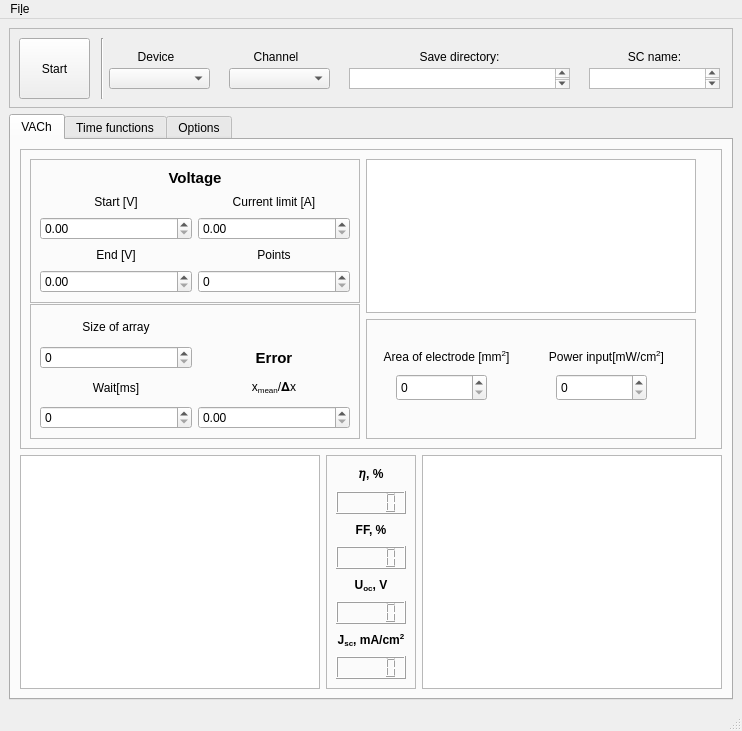
userIsTaken/SolarVACh, file GUI/Solar.ui: the form before one commit.
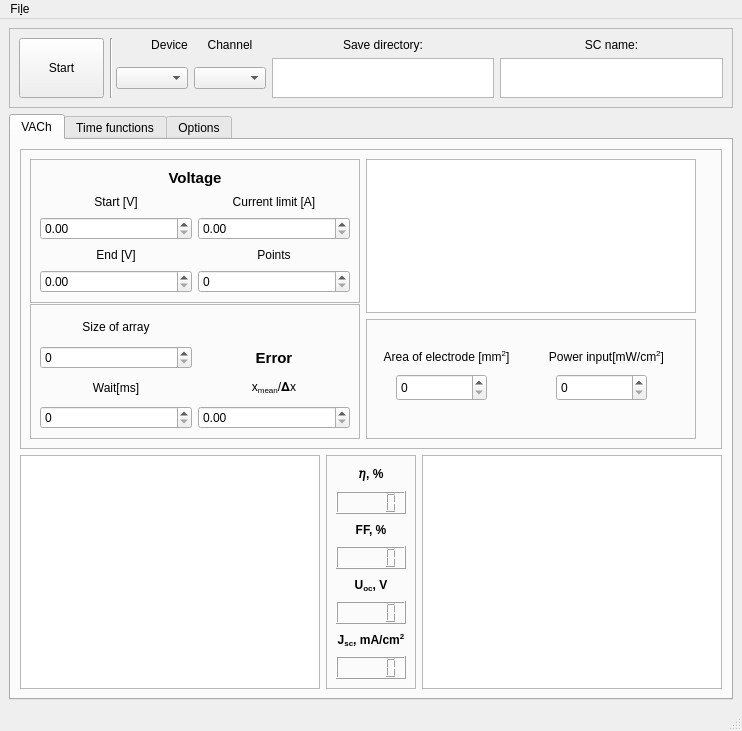
The form after the commit. The open tabs and pages were chosen to show the change. Custom widgets are drawn as their Qt base class.

Commit message: HW functions

Diff of the .ui file:
```diff
--- a/GUI/Solar.ui
+++ b/GUI/Solar.ui
@@ -41,77 +41,39 @@
       <property name="frameShadow">
        <enum>QFrame::Raised</enum>
       </property>
+      <layout class="QGridLayout" name="gridLayout_10">
+       <item row="0" column="0" rowspan="2">
       <widget class="QPushButton" name="pushButton">
-       <property name="geometry">
-        <rect>
-         <x>10</x>
-         <y>10</y>
-         <width>71</width>
-         <height>61</height>
-        </rect>
+         <property name="minimumSize">
+          <size>
+           <width>85</width>
+           <height>60</height>
+          </size>
        </property>
        <property name="text">
         <string>Start</string>
        </property>
       </widget>
-      <widget class="QComboBox" name="device_box">
-       <property name="geometry">
-        <rect>
-         <x>100</x>
-         <y>40</y>
-         <width>101</width>
-         <height>21</height>
-        </rect>
-       </property>
-      </widget>
-      <widget class="QLabel" name="label_10">
-       <property name="geometry">
-        <rect>
-         <x>120</x>
-         <y>20</y>
-         <width>54</width>
-         <height>17</height>
-        </rect>
-       </property>
-       <property name="text">
-        <string>Device</string>
-       </property>
-       <property name="alignment">
-        <set>Qt::AlignCenter</set>
-       </property>
-      </widget>
+       </item>
+       <item row="0" column="1" rowspan="2" colspan="2">
       <widget class="Line" name="line">
-       <property name="geometry">
-        <rect>
-         <x>83</x>
-         <y>10</y>
-         <width>20</width>
-         <height>61</height>
-        </rect>
-       </property>
        <property name="orientation">
         <enum>Qt::Vertical</enum>
        </property>
       </widget>
-      <widget class="QComboBox" name="channel_box">
-       <property name="geometry">
-        <rect>
-         <x>220</x>
-         <y>40</y>
-         <width>101</width>
-         <height>21</height>
-        </rect>
-       </property>
-      </widget>
+       </item>
+       <item row="0" column="3">
+        <widget class="QLabel" name="label_10">
+         <property name="text">
+          <string>Device</string>
+         </property>
+         <property name="alignment">
+          <set>Qt::AlignCenter</set>
+         </property>
+        </widget>
+       </item>
+       <item row="0" column="4">
       <widget class="QLabel" name="label_11">
-       <property name="geometry">
-        <rect>
-         <x>240</x>
-         <y>20</y>
-         <width>54</width>
-         <height>17</height>
-        </rect>
-       </property>
        <property name="text">
         <string>Channel</string>
        </property>
@@ -119,15 +81,9 @@
         <set>Qt::AlignCenter</set>
        </property>
       </widget>
+       </item>
+       <item row="0" column="5">
       <widget class="QLabel" name="label_16">
-       <property name="geometry">
-        <rect>
-         <x>400</x>
-         <y>20</y>
-         <width>101</width>
-         <height>17</height>
-        </rect>
-       </property>
        <property name="text">
         <string>Save directory:</string>
        </property>
@@ -135,25 +91,9 @@
         <set>Qt::AlignCenter</set>
        </property>
       </widget>
-      <widget class="QTextEdit" name="save_slot">
-       <property name="geometry">
-        <rect>
-         <x>340</x>
-         <y>40</y>
-         <width>221</width>
-         <height>21</height>
-        </rect>
-       </property>
-      </widget>
+       </item>
+       <item row="0" column="6">
       <widget class="QLabel" name="label_17">
-       <property name="geometry">
-        <rect>
-         <x>595</x>
-         <y>20</y>
-         <width>101</width>
-         <height>17</height>
-        </rect>
-       </property>
        <property name="text">
         <string>SC name:</string>
        </property>
@@ -161,16 +101,20 @@
         <set>Qt::AlignCenter</set>
        </property>
       </widget>
-      <widget class="QTextEdit" name="save_slot_2">
-       <property name="geometry">
-        <rect>
-         <x>580</x>
-         <y>40</y>
-         <width>131</width>
-         <height>21</height>
-        </rect>
-       </property>
-      </widget>
+       </item>
+       <item row="1" column="2" colspan="2">
+        <widget class="QComboBox" name="device_box"/>
+       </item>
+       <item row="1" column="4">
+        <widget class="QComboBox" name="channel_box"/>
+       </item>
+       <item row="1" column="5">
+        <widget class="QTextEdit" name="save_slot"/>
+       </item>
+       <item row="1" column="6">
+        <widget class="QTextEdit" name="save_slot_2"/>
+       </item>
+      </layout>
      </widget>
     </item>
     <item row="2" column="0" rowspan="3">
```
Left out of the diff: 4 changed lines with no effect on the pictures. Lines whose indentation alone changed are shown as unchanged. The commit also changes 1 other file.
